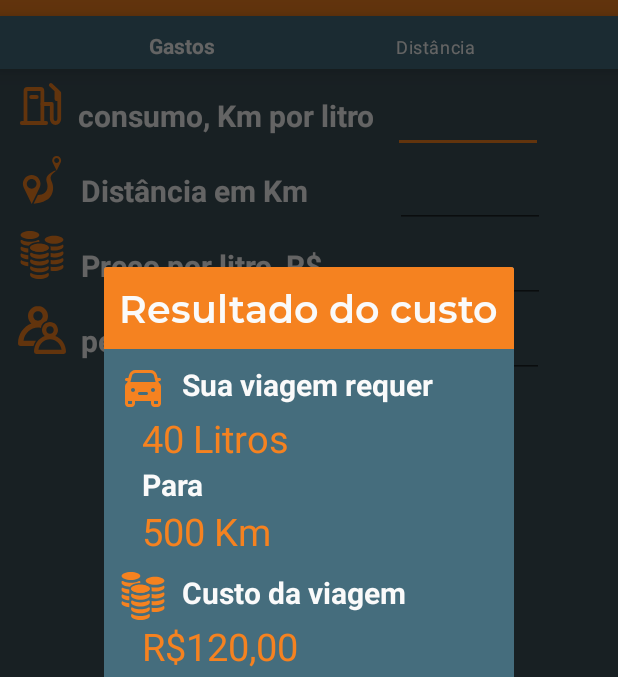
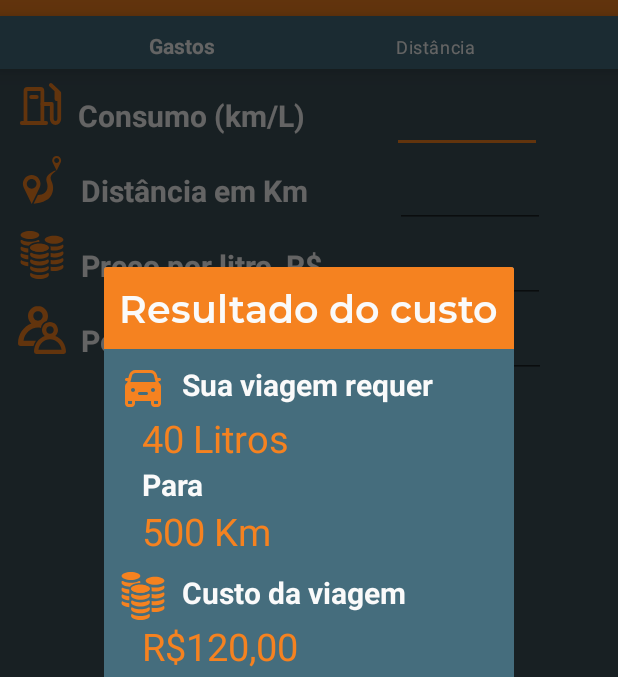
Before and after one commit to nayara-andradee/FuelCalculator, an Android app: the fragment DialogCusto placed in its activity, on a phone screen of 412 x 824 dp, the part 68-745 px from its top. Run offline under Robolectric (Android 15) with nearby library versions, the phone set to English and light mode, and no system bars.

Commit message:
Alteraçao no xml

```diff
--- a/app/src/main/java/com/example/fuelcalculator/presentation/DialogCusto.kt
+++ b/app/src/main/java/com/example/fuelcalculator/presentation/DialogCusto.kt
@@ -44,10 +44,10 @@ class DialogCusto : DialogFragment() {
         val tv_custoviagem = view.findViewById<TextView>(R.id.tv_dialogcusto_custoviagem)
         val tv_custopessoa = view.findViewById<TextView>(R.id.tv_dialogcusto_custopessoa)
         val resultado = arguments?.getSerializable(ARGUMENT_KEY) as? Resultado
-        val totalLitros: String = "%.2fL".format(resultado?.totallitros)
-        val totalkm: String = "%.2fKm".format(resultado?.totalkm)
-        val custoviagem: String = "R$%.2f".format(resultado?.custviagem)
-        val custopessoa: String = "R$%.2f".format(resultado?.custopessoa)
+        val totalLitros: String = "%.2f Litros".format(resultado?.totallitros)
+        val totalkm: String = "%.2f Km".format(resultado?.totalkm)
+        val custoviagem: String = "R$ %.2f".format(resultado?.custviagem)
+        val custopessoa: String = "R$ %.2f".format(resultado?.custopessoa)
 
 
 
--- a/app/src/main/java/com/example/fuelcalculator/presentation/DialogDistance.kt
+++ b/app/src/main/java/com/example/fuelcalculator/presentation/DialogDistance.kt
@@ -26,10 +26,6 @@ class DialogDistance : DialogFragment() {
             fragment.arguments = args
             return fragment
         }
-
-        private fun resultado (resultado1:Resultado,resultado2: Resultado){
-
-        }
     }
 
     override fun onCreateView(
@@ -46,8 +42,8 @@ class DialogDistance : DialogFragment() {
         val resultado = arguments?.getSerializable(ARGUMENT_KEY) as? ResultadoDistance
         val resultadoDistancia = view.findViewById<TextView>(R.id.resultado_distancia)
         val resultadoPreco = view.findViewById<TextView>(R.id.resultado_preco)
-        val autonomia: String = "%.2fKm".format(resultado?.autonomia)
-        val custoviagem: String = "R$%.2f".format(resultado?.precoTotalCombustivel)
+        val autonomia: String = "%.2f Km".format(resultado?.autonomia)
+        val custoviagem: String = "R$ %.2f".format(resultado?.precoTotalCombustivel)
 
         resultadoDistancia.text = autonomia
         resultadoPreco.text = custoviagem
--- a/app/src/main/res/layout/fragment_travel_cost.xml
+++ b/app/src/main/res/layout/fragment_travel_cost.xml
@@ -27,13 +27,13 @@
             android:layout_width="wrap_content"
             android:layout_height="wrap_content"
             style="@style/tv_entrada_style"
-            android:text="consumo, Km por litro"
+            android:text="Consumo (km/L)"
              />
 
         <EditText
             android:id="@+id/edt_travel_consumo"
             style="@style/edt_style"
-            android:layout_marginStart="12dp"
+            android:layout_marginStart="58dp"
             android:inputType="numberDecimal"
             />
     </LinearLayout>
@@ -119,7 +119,7 @@
             android:layout_width="wrap_content"
             android:layout_height="wrap_content"
             style="@style/tv_entrada_style"
-            android:text="pessoas a bordo"
+            android:text="Pessoas a bordo"
              />
 
         <EditText
```
Also changed, not shown: app/src/main/java/com/example/fuelcalculator/presentation/TravelCostFragment.kt (+0 -10 lines).
